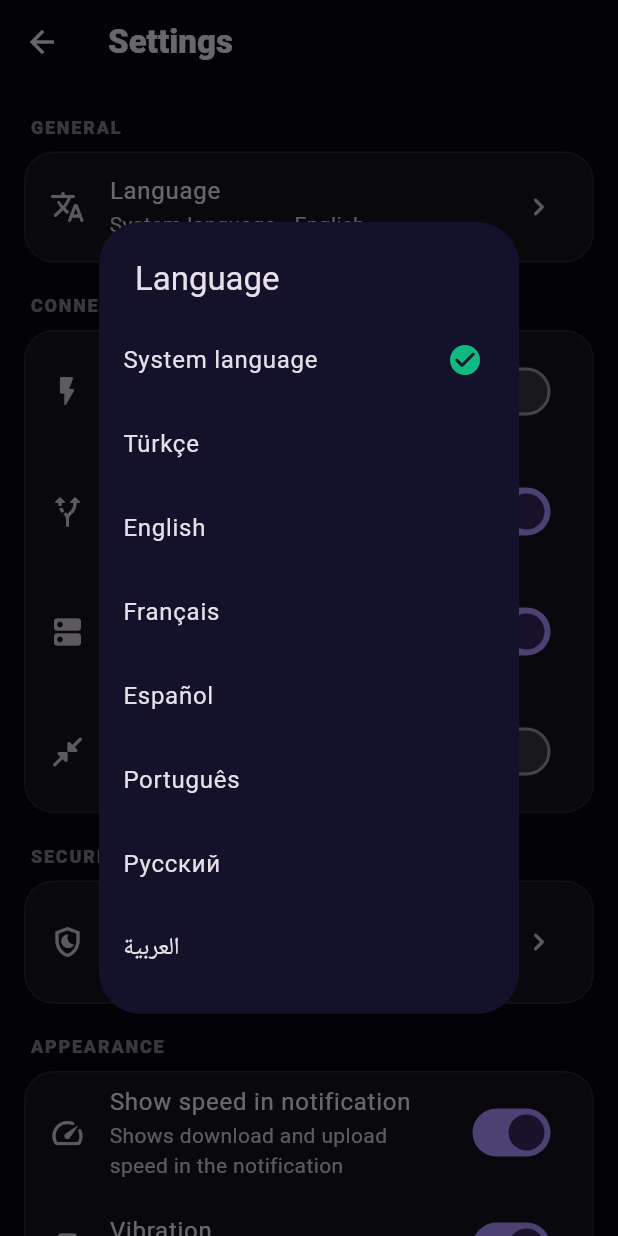
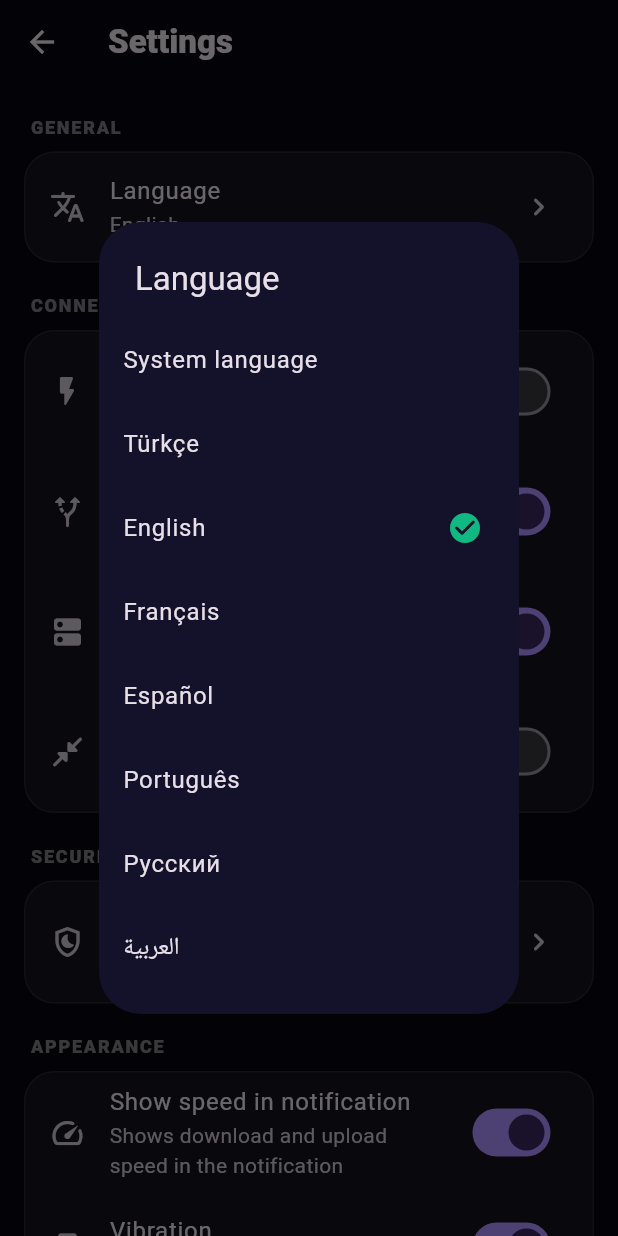
Before and after one commit to XADAN-900/shadex-vpn, a Flutter app: the SettingsPage screen opened directly with empty values, after a tap on "Language", on a phone screen of 412 x 824 dp. Run offline on Flutter 3.47's test engine with Material 3 defaults, Android fonts, the phone set to English and light mode, and no system bars; our stand-ins replace permission_handler, shared_preferences; missing offline and left inert: openvpn_flutter; accounts and stored records are empty; network calls fail.

Commit message:
v1.2.1: uygulama varsayılan olarak İngilizce başlar
Dil Ayarlar'dan değiştirilebilir; 'Sistem dili' seçeneği telefonun dilini kullanır.

Co-Authored-By: Claude Opus 5.5 <noreply@anthropic.com>
Claude-Session: https://claude.ai/code/session_01CACA2N1mNFrsQtbDPhExZi

```diff
--- a/lib/l10n.dart
+++ b/lib/l10n.dart
@@ -15,14 +15,21 @@ class L10n {
     'ar': 'العربية',
   };
 
-  /// Seçili dil. null ise sistem dili kullanılır.
+  /// Varsayılan dil: uygulama ilk açılışta İngilizce başlar.
+  static const defaultCode = 'en';
+
+  /// Seçili dil: null = varsayılan (İngilizce), 'system' = telefonun dili,
+  /// diğerleri dil kodu.
   static final ValueNotifier<String?> preference = ValueNotifier(null);
 
   static String get code {
     final p = preference.value;
-    if (p != null && codes.contains(p)) return p;
-    final sys = PlatformDispatcher.instance.locale.languageCode;
-    return codes.contains(sys) ? sys : 'en';
+    if (p == null) return defaultCode;
+    if (p == 'system') {
+      final sys = PlatformDispatcher.instance.locale.languageCode;
+      return codes.contains(sys) ? sys : defaultCode;
+    }
+    return codes.contains(p) ? p : defaultCode;
   }
 
   static Locale get locale => Locale(code);
--- a/lib/settings.dart
+++ b/lib/settings.dart
@@ -5,7 +5,7 @@ import 'package:shared_preferences/shared_preferences.dart';
 import 'l10n.dart';
 import 'theme.dart';
 
-const appVersion = '1.2.0';
+const appVersion = '1.2.1';
 const shareLink =
     'https://github.com/XADAN-900/shadex-vpn/releases/latest/download/ShadeX-VPN.apk';
 
@@ -42,7 +42,7 @@ class AppSettings {
   bool get haptics => _get('haptics', true);
   set haptics(bool v) => _set('haptics', v);
 
-  /// Dil kodu; null ise sistem dili.
+  /// Dil kodu; null = varsayılan (İngilizce), 'system' = telefonun dili.
   String? get language => _p?.getString('language');
   set language(String? v) {
     if (v == null) {
@@ -157,17 +157,17 @@ class _SettingsPageState extends State<SettingsPage> {
   }
 
   Future<void> _chooseLanguage() async {
-    final current = s.language;
+    final current = s.language ?? L10n.defaultCode;
     final picked = await showDialog<String>(
       context: context,
       builder: (ctx) => SimpleDialog(
         backgroundColor: AppColors.surface,
         title: Text(tr('language')),
         children: [
-          for (final code in <String?>[null, ...L10n.codes])
+          for (final code in ['system', ...L10n.codes])
             ListTile(
               title: Text(
-                code == null ? tr('system_language') : L10n.names[code]!,
+                code == 'system' ? tr('system_language') : L10n.names[code]!,
               ),
               trailing: current == code
                   ? const Icon(
@@ -175,15 +175,14 @@ class _SettingsPageState extends State<SettingsPage> {
                       color: AppColors.green,
                     )
                   : null,
-              onTap: () => Navigator.pop(ctx, code ?? 'system'),
+              onTap: () => Navigator.pop(ctx, code),
             ),
         ],
       ),
     );
     if (picked == null) return;
-    final value = picked == 'system' ? null : picked;
-    s.language = value;
-    L10n.preference.value = value;
+    s.language = picked;
+    L10n.preference.value = picked;
   }
 
   @override
@@ -208,9 +207,9 @@ class _SettingsPageState extends State<SettingsPage> {
             _tile(
               icon: Icons.translate_rounded,
               title: tr('language'),
-              subtitle: lang == null
+              subtitle: lang == 'system'
                   ? '${tr('system_language')} • ${L10n.names[L10n.code]}'
-                  : L10n.names[lang],
+                  : L10n.names[L10n.code],
               onTap: _chooseLanguage,
             ),
           ]),
--- a/pubspec.yaml
+++ b/pubspec.yaml
@@ -1,7 +1,7 @@
 name: shadex_vpn
 description: ShadeX VPN - açık kaynaklı, ücretsiz ve reklamsız VPN uygulaması.
 publish_to: 'none'
-version: 1.2.0+3
+version: 1.2.1+4
 
 environment:
   sdk: '>=3.3.0 <4.0.0'
```
Also changed, not shown: 1 other file.
